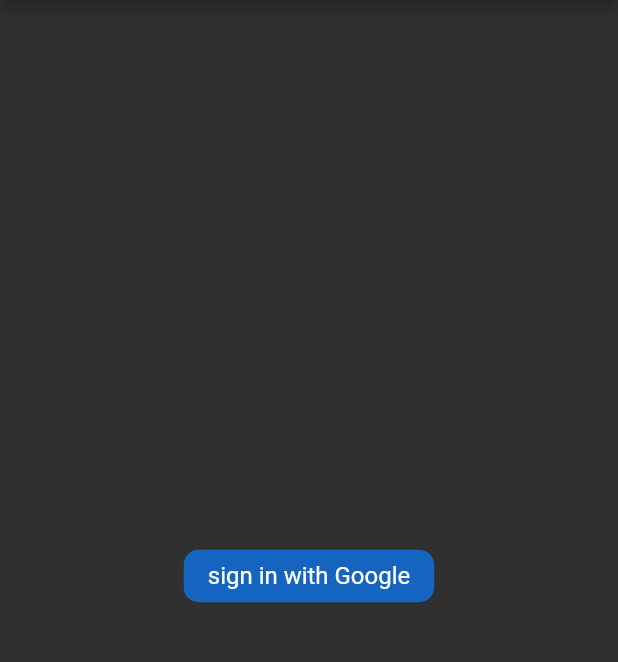
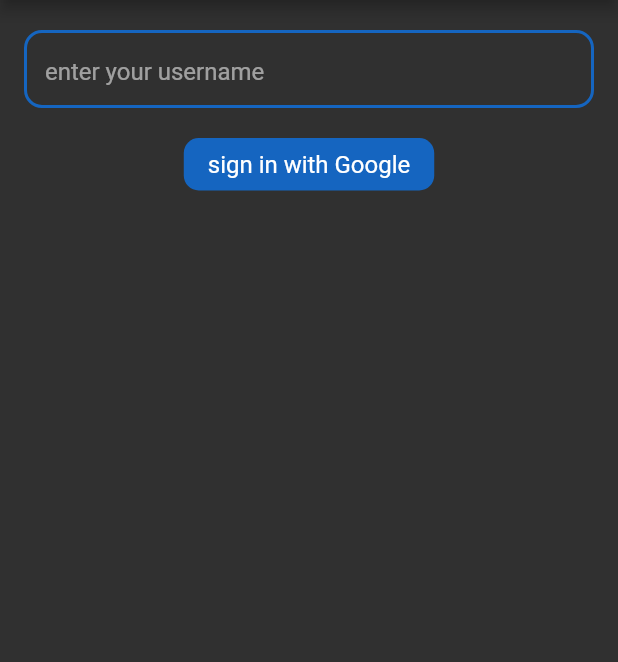
Before and after one commit to SteveChepaykin/flutter_chat_app, a Flutter app: the screen it shows after launch, after a tap on "sign in with Google", on a phone screen of 412 x 824 dp, the part 84-746 px from its top. Run offline on Flutter 3.47's test engine with Material 2 defaults, Android fonts, the phone set to English and light mode, and no system bars; our stand-ins replace cloud_firestore, firebase_auth, firebase_core, firebase_messaging, flutter_local_notifications, google_sign_in and 2 more; accounts and stored records are empty.

Commit message:
second version (with username input)

```diff
--- a/lib/servises/auth.dart
+++ b/lib/servises/auth.dart
@@ -15,7 +15,7 @@ class AuthMethods{
     return auth.currentUser;
   }
 
-  signInWithGoogle(BuildContext context) async {
+  signInWithGoogle(BuildContext context, String username) async {
     final FirebaseAuth _firebaseAuth = FirebaseAuth.instance;
     final GoogleSignIn _googleSignIn = GoogleSignIn();
 
@@ -34,7 +34,7 @@ class AuthMethods{
       if (userDetails.photoURL is String) SharedPreferenceHelper().saveProfileKey(userDetails.photoURL!);
       SharedPreferenceHelper().saveUsername(userDetails.email!.replaceAll("@gmail.com", ""));
 
-      Map<String, dynamic> userInfoMap = {"email": userDetails.email, "username": userDetails.email!.replaceAll("@gmail.com", ""), "name": userDetails.displayName, "imgUrl": userDetails.photoURL};
+      Map<String, dynamic> userInfoMap = {"email": userDetails.email, "username": userDetails.email!.replaceAll("@gmail.com", ""), "name": username, "imgUrl": userDetails.photoURL};
 
       DatabaseMethods().addUserInfoToDB(userDetails.uid, userInfoMap).then((value){Navigator.pushReplacement(context, MaterialPageRoute(builder: (context) => HomePage()));});
     }
--- a/lib/servises/database.dart
+++ b/lib/servises/database.dart
@@ -64,7 +64,7 @@ class DatabaseMethods {
   Future<Stream<QuerySnapshot>> getUserByUsername(String username) async {
     return FirebaseFirestore.instance
         .collection("users")
-        .where("username", isEqualTo: username)
+        .where("name", isEqualTo: username)
         .snapshots();
   }
 
--- a/lib/views/chatterscreen.dart
+++ b/lib/views/chatterscreen.dart
@@ -1,4 +1,6 @@
 import 'package:cloud_firestore/cloud_firestore.dart';
+import 'dart:io';
+import 'package:firebase_messaging/firebase_messaging.dart';
 import 'package:flutter/material.dart';
 import 'package:flutter_chat_app/helperFunctions/sharedpref_helper.dart';
 import 'package:flutter_chat_app/servises/database.dart';
@@ -222,6 +224,7 @@ class _ChatterPageState extends State<ChatterPage> {
                               color: Colors.white54.withOpacity(0.5)),
                         ),
                       )),
+                      SizedBox(width:  8,),
                       GestureDetector(
                         onTap: () {
                           addMessage(true);
--- a/lib/views/signin.dart
+++ b/lib/views/signin.dart
@@ -1,3 +1,5 @@
+import 'dart:ui';
+
 import "package:flutter/material.dart";
 import 'package:flutter_chat_app/servises/auth.dart';
 
@@ -7,6 +9,8 @@ class SignIn extends StatefulWidget {
 }
 
 class _SignInState extends State<SignIn> {
+  TextEditingController editingController = TextEditingController();
+
   @override
   Widget build(BuildContext context) {
     return Scaffold(
@@ -17,19 +21,43 @@ class _SignInState extends State<SignIn> {
         centerTitle: true,
       ),
       body: Center(
-          child: GestureDetector(
-            onTap: (){
-              AuthMethods().signInWithGoogle(context);
+          child: Column(
+        children: [
+          Container(
+            decoration: BoxDecoration(
+                border: Border.all(width: 2.0, color: Colors.blue.shade800,), borderRadius: BorderRadius.circular(12)),
+                margin: EdgeInsets.symmetric(horizontal: 16, vertical: 20),
+                padding: EdgeInsets.only(left: 12),
+            child: Expanded(
+              child: TextField(
+                style: TextStyle(color: Colors.white, fontSize: 20),
+                controller: editingController,
+                decoration: InputDecoration(
+                  border: InputBorder.none,
+                    hintText: "enter your username",
+                    hintStyle:
+                        TextStyle(color: Colors.white54, fontSize: 16)),
+              ),
+            ),
+          ),
+          GestureDetector(
+            onTap: () {
+              if (editingController.text != "") {
+                AuthMethods().signInWithGoogle(context, editingController.text);
+              }
             },
             child: Container(
               decoration: BoxDecoration(
-              borderRadius: BorderRadius.circular(10), color: Colors.blue[800]),
+                  borderRadius: BorderRadius.circular(10),
+                  color: Colors.blue[800]),
               padding: EdgeInsets.symmetric(horizontal: 16, vertical: 8),
               child: Text(
                 "sign in with Google",
                 style: TextStyle(fontSize: 16, color: Colors.white),
               ),
             ),
+          ),
+        ],
       )),
     );
   }
--- a/pubspec.yaml
+++ b/pubspec.yaml
@@ -29,6 +29,7 @@ dependencies:
   shared_preferences:
   random_string:
   cloud_firestore:
+  firebase_messaging:
 
   cupertino_icons: ^1.0.2
   flutter_local_notifications: ^8.1.1+1
```
Also changed, not shown: pubspec.lock. Lines whose indentation alone changed are shown as unchanged.
